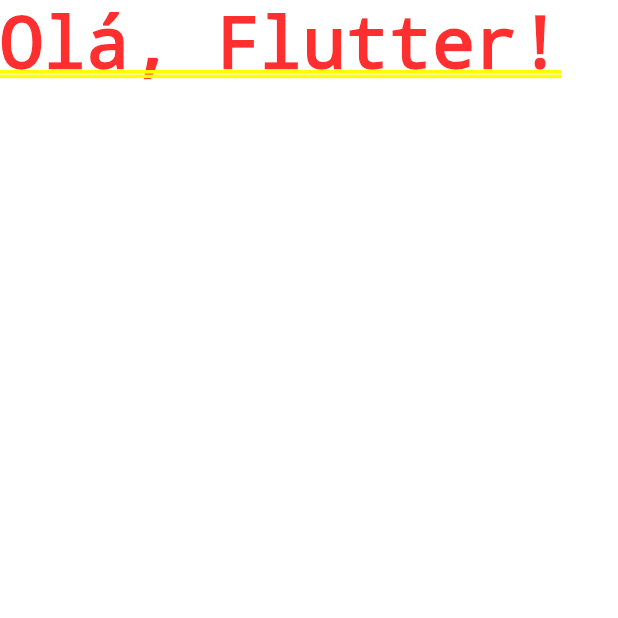
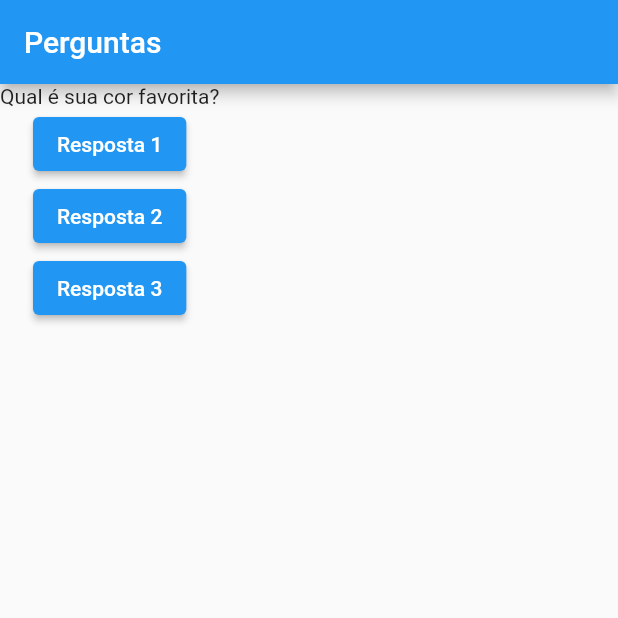
Before and after one commit to jonataslaet/udemy, a Flutter app: the screen it shows after launch, on a phone screen of 412 x 824 dp, the top half of it. Run offline on Flutter 3.47's test engine with Material 2 defaults, Android fonts, the light colour scheme and no system bars.

Commit message:
curso-flutter
Usando Column para Organizar os Widgets
Conectando Função ao Evento do Botão
Funções Anônimas

```diff
--- a/ws-curso-flutter/projeto_perguntas/lib/main.dart
+++ b/ws-curso-flutter/projeto_perguntas/lib/main.dart
@@ -5,7 +5,26 @@
 }
 
 class PerguntaApp extends StatelessWidget {
+  void responder() {
+    print('Pergunta respondida!');
+  }
+
+  final perguntas = ['Qual é sua cor favorita?', 'Qual é seu animal favorito?'];
   Widget build(BuildContext context) {
-    return MaterialApp(home: Text('Olá, Flutter!'));
+    return MaterialApp(
+      home: Scaffold(
+        appBar: AppBar(
+          title: Text('Perguntas'),
+        ),
+        body: Column(
+          children: [
+            Text(perguntas[0]),
+            ElevatedButton(onPressed: responder, child: Text('Resposta 1')),
+            ElevatedButton(onPressed: responder, child: Text('Resposta 2')),
+            ElevatedButton(onPressed: responder, child: Text('Resposta 3')),
+          ],
+        ),
+      ),
+    );
   }
 }
```
